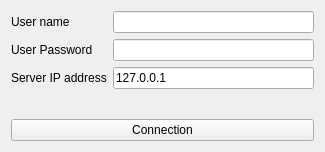
The window that Client/ClientConnection.ui (nowbey/GuppyChat) describes before a commit, drawn with Qt 5.
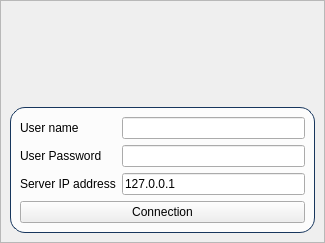
The same window after the commit. Icons and pictures are not drawn.

Commit message: client: Update the connection interface with GuppyChat template #5

```diff
--- a/Client/ClientConnection.ui
+++ b/Client/ClientConnection.ui
@@ -7,13 +7,77 @@
     <x>0</x>
     <y>0</y>
     <width>325</width>
-    <height>152</height>
+    <height>243</height>
    </rect>
   </property>
   <property name="windowTitle">
    <string>Form</string>
   </property>
+  <property name="styleSheet">
+   <string notr="true">#FEtoile{
+background:url(:/img/background2.jpg);
+}
+
+#FBlanc{
+background: rgba( 255, 255, 255, 80% );
+border:1px solid #FF17365D;
+border-radius: 15px;
+}
+
+#Logo{
+image:url(:/img/GuppyChat_espace2.png)
+}</string>
+  </property>
   <layout class="QGridLayout" name="gridLayout">
+   <property name="leftMargin">
+    <number>0</number>
+   </property>
+   <property name="topMargin">
+    <number>0</number>
+   </property>
+   <property name="rightMargin">
+    <number>0</number>
+   </property>
+   <property name="bottomMargin">
+    <number>0</number>
+   </property>
+   <item row="0" column="0">
+    <widget class="QFrame" name="FEtoile">
+     <property name="frameShape">
+      <enum>QFrame::StyledPanel</enum>
+     </property>
+     <property name="frameShadow">
+      <enum>QFrame::Raised</enum>
+     </property>
+     <layout class="QGridLayout" name="gridLayout_2">
+      <property name="spacing">
+       <number>0</number>
+      </property>
+      <item row="0" column="0">
+       <widget class="QLabel" name="Logo">
+        <property name="minimumSize">
+         <size>
+          <width>120</width>
+          <height>0</height>
+         </size>
+        </property>
+        <property name="text">
+         <string/>
+        </property>
+        <property name="alignment">
+         <set>Qt::AlignBottom|Qt::AlignJustify</set>
+        </property>
+       </widget>
+      </item>
+      <item row="1" column="0">
+       <widget class="QFrame" name="FBlanc">
+        <property name="frameShape">
+         <enum>QFrame::StyledPanel</enum>
+        </property>
+        <property name="frameShadow">
+         <enum>QFrame::Raised</enum>
+        </property>
+        <layout class="QGridLayout" name="gridLayout_3">
    <item row="0" column="0">
     <layout class="QFormLayout" name="formLayout">
      <item row="0" column="0">
@@ -61,6 +125,12 @@
      <property name="text">
       <string>Connection</string>
      </property>
+          </widget>
+         </item>
+        </layout>
+       </widget>
+      </item>
+     </layout>
     </widget>
    </item>
   </layout>
```
Lines whose indentation alone changed are shown as unchanged. The commit also changes 3 other files.
